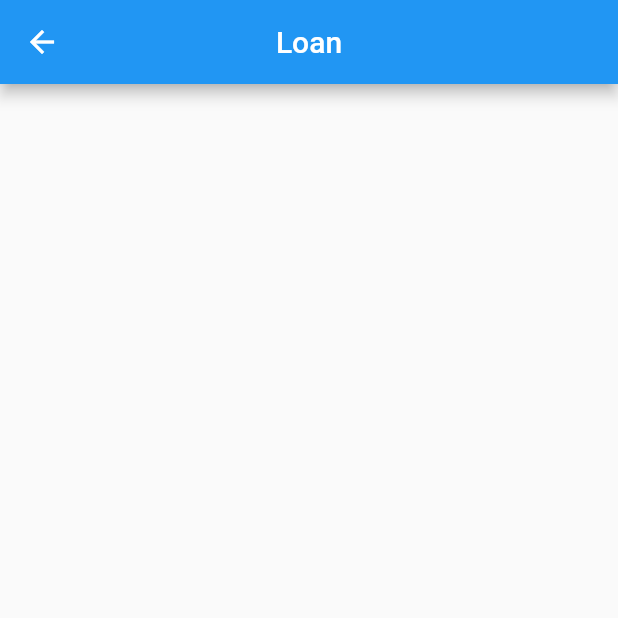
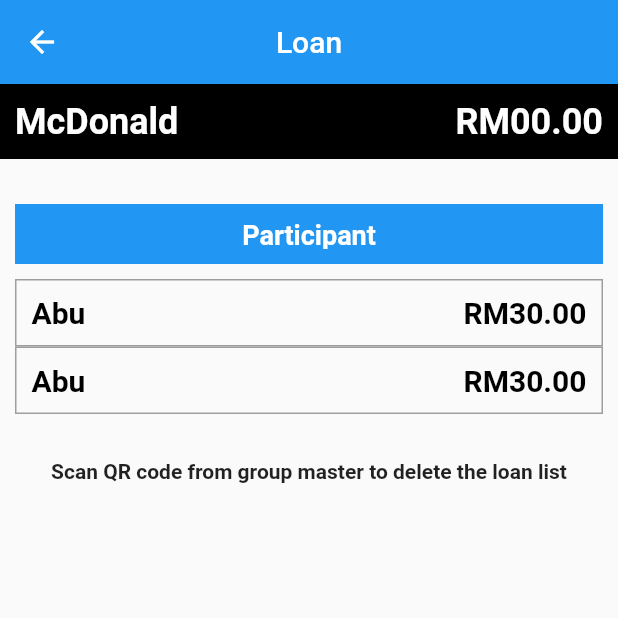
Before and after one commit to zulfadhli192627/tongtong, a Flutter app: the LoanDetail screen opened directly, on a phone screen of 412 x 824 dp, the top half of it. Run offline on Flutter 3.47's test engine with Material 2 defaults, Android fonts, the phone set to English and light mode, and no system bars; our stand-ins replace image_picker, qr_flutter; missing offline and left inert: clipboard, firebase_ml_vision; accounts and stored records are empty.

Commit message:
Initiated LoanList UI, not finished yet

```diff
--- a/lib/loan/loan.dart
+++ b/lib/loan/loan.dart
@@ -1,4 +1,5 @@
 import 'package:flutter/material.dart';
+import 'package:tong_tong/loan/loanList.dart';
 
 class LoanDetail extends StatefulWidget {
   @override
@@ -14,6 +15,77 @@ class _LoanDetailState extends State<LoanDetail> {
         centerTitle: true,
         title: Text('Loan'),
       ),
+      body: ListView(children: <Widget>[
+        // Loan List Title ----------------------------------------------------
+        Container(
+          color: Colors.black,
+          height: 50.0,
+          child: Row(
+            mainAxisAlignment: MainAxisAlignment.spaceBetween,
+            children: <Widget>[
+              Container(
+                padding: EdgeInsets.fromLTRB(10, 0, 0, 0),
+                child: Text(
+                  'McDonald',
+                  style: TextStyle(
+                      color: Colors.white,
+                      fontSize: 24.0,
+                      fontWeight: FontWeight.bold),
+                ),
+              ),
+              Container(
+                padding: EdgeInsets.fromLTRB(0, 0, 10, 0),
+                child: Text(
+                  'RM00.00',
+                  style: TextStyle(
+                      color: Colors.white,
+                      fontSize: 24.0,
+                      fontWeight: FontWeight.bold),
+                ),
+              ),
+            ],
+          ),
+        ),
+        SizedBox(
+          height: 20.0,
+        ),
+        // Participant List ---------------------------------------------------
+        Padding(
+          padding: const EdgeInsets.fromLTRB(10, 10, 10, 0),
+          child: Container(
+            color: Colors.blue,
+            height: 40.0,
+            padding: EdgeInsets.fromLTRB(0, 10, 0, 10),
+            child: Center(
+              child: Text(
+                'Participant',
+                style: TextStyle(
+                    color: Colors.white,
+                    fontWeight: FontWeight.bold,
+                    fontSize: 18.0),
+              ),
+            ),
+          ),
+        ),
+        Padding(
+          padding: const EdgeInsets.fromLTRB(10, 10, 10, 0),
+          child: ListView.builder(
+            shrinkWrap: true,
+            itemCount: 2,
+            itemBuilder: (context, index) {
+              return LoanList();
+            },
+          ),
+        ),
+        SizedBox(
+          height: 30.0,
+        ),
+        Text(
+          'Scan QR code from group master to delete the loan list',
+          style: TextStyle(fontWeight: FontWeight.bold),
+          textAlign: TextAlign.center,
+        ),
+      ]),
     );
   }
 }
--- a/lib/loan/loanHome.dart
+++ b/lib/loan/loanHome.dart
@@ -46,7 +46,9 @@ class LoanPage extends StatelessWidget {
             shrinkWrap: true,
             itemCount: 2,
             itemBuilder: (context, index) {
-              return LoanTile();
+              return LoanTile(
+                loantype: 'lent',
+              );
             },
           ),
           //end of lent
@@ -84,7 +86,9 @@ class LoanPage extends StatelessWidget {
             shrinkWrap: true,
             itemCount: 3,
             itemBuilder: (context, index) {
-              return LoanTile();
+              return LoanTile(
+                loantype: 'loan',
+              );
             },
           ),
           //end of loan section
--- /dev/null
+++ b/lib/loan/loanList.dart
@@ -0,0 +1,37 @@
+import 'package:flutter/material.dart';
+import 'package:tong_tong/conts/deco.dart';
+
+class LoanList extends StatelessWidget {
+  @override
+  Widget build(BuildContext context) {
+    return Container(
+      decoration: tileDecoration(),
+      padding: EdgeInsets.fromLTRB(0, 10, 0, 10),
+      child: Row(
+        mainAxisAlignment: MainAxisAlignment.spaceBetween,
+        children: <Widget>[
+          Container(
+            padding: EdgeInsets.fromLTRB(10, 0, 0, 0),
+            child: Text(
+              'Abu',
+              style: TextStyle(
+                  color: Colors.black,
+                  fontSize: 20.0,
+                  fontWeight: FontWeight.bold),
+            ),
+          ),
+          Container(
+            padding: EdgeInsets.fromLTRB(0, 0, 10, 0),
+            child: Text(
+              'RM30.00',
+              style: TextStyle(
+                  color: Colors.black,
+                  fontSize: 20.0,
+                  fontWeight: FontWeight.bold),
+            ),
+          ),
+        ],
+      ),
+    );
+  }
+}
--- a/lib/loan/loanTile.dart
+++ b/lib/loan/loanTile.dart
@@ -4,15 +4,26 @@ import 'package:tong_tong/loan/lent.dart';
 import 'package:tong_tong/loan/loan.dart';
 
 class LoanTile extends StatelessWidget {
+  String loantype;
+
+  LoanTile({this.loantype});
+
   @override
   Widget build(BuildContext context) {
     return GestureDetector(
       onTap: () {
-        Navigator.push(
-            context,
-            MaterialPageRoute(
-              builder: (context) => LentDetail(),
-            ));
+        if (loantype == 'lent')
+          Navigator.push(
+              context,
+              MaterialPageRoute(
+                builder: (context) => LentDetail(),
+              ));
+        else if (loantype == 'loan')
+          Navigator.push(
+              context,
+              MaterialPageRoute(
+                builder: (context) => LoanDetail(),
+              ));
       },
       child: Container(
         decoration: tileDecoration(),
```
